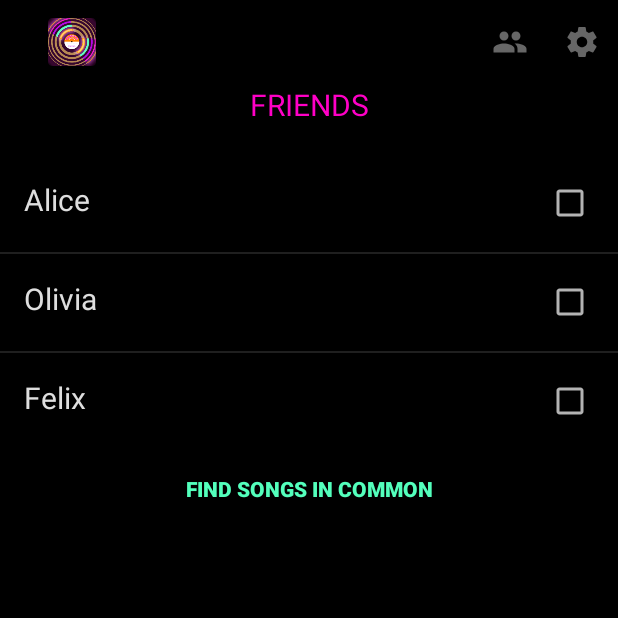
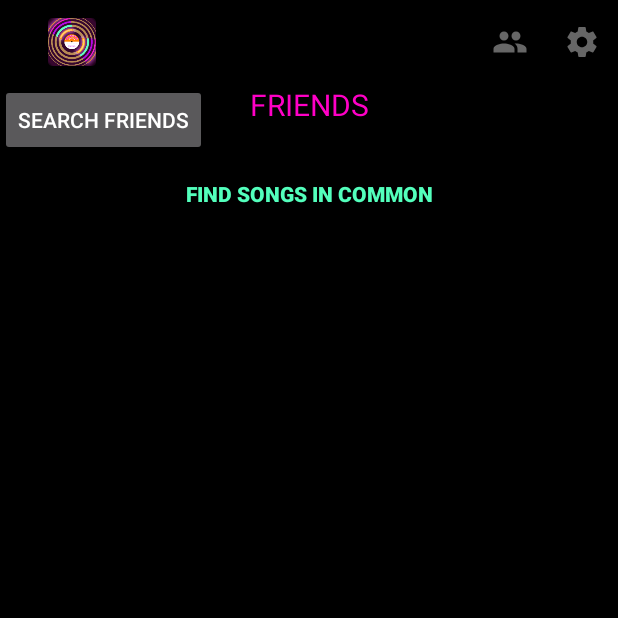
Before and after one commit to ydz-one/Kukuoke, an Android app: the FriendsListActivity screen opened directly, with no data from a screen before it, on a phone screen of 412 x 824 dp, the top half of it. Run offline under Robolectric (Android 15) with nearby library versions, the phone set to English and light mode, and no system bars; our stand-ins replace Firebase (no records; nobody signed in at launch, a user with empty details on screens opened directly), Picasso; pictures from the network do not load.

Commit message:
fixed hardcoded friends list of a user and used FriendsActivity to search and add friends

```diff
--- a/app/build.gradle
+++ b/app/build.gradle
@@ -1,7 +1,7 @@
 apply plugin: 'com.android.application'
 
 android {
-    compileSdkVersion 26
+    compileSdkVersion 27
     defaultConfig {
         applicationId "pennapps.com.kukuoke"
         minSdkVersion 16
@@ -19,7 +19,7 @@ android {
 }
 
 dependencies {
-    implementation fileTree(dir: 'libs', include: ['*.jar'])
+    implementation fileTree(include: ['*.jar'], dir: 'libs')
     implementation 'com.android.support:appcompat-v7:26.1.0'
     implementation 'com.android.support:design:26.1.0'
     implementation 'com.android.support.constraint:constraint-layout:1.0.2'
@@ -33,7 +33,6 @@ dependencies {
     compile 'com.squareup.picasso:picasso:2.5.2'
     compile 'com.firebase:firebase-client-android:2.3.1'
     compile 'com.android.support:design:26.1.0'
-
 }
 
 
--- a/app/src/main/java/pennapps/com/kukuoke/FriendsListActivity.java
+++ b/app/src/main/java/pennapps/com/kukuoke/FriendsListActivity.java
@@ -8,6 +8,7 @@ import android.net.Uri;
 import android.os.Bundle;
 import android.support.annotation.NonNull;
 import android.support.v7.app.AppCompatActivity;
+import android.util.Log;
 import android.view.Menu;
 import android.view.MenuItem;
 import android.view.View;
@@ -33,6 +34,7 @@ import org.json.JSONException;
 import org.json.JSONObject;
 
 import java.util.ArrayList;
+import java.util.Iterator;
 import java.util.List;
 
 import static pennapps.com.kukuoke.Tab1.claTab1;
@@ -41,9 +43,9 @@ public class FriendsListActivity extends AppCompatActivity {
 
     private ListView listViewFriends;
     private FriendsListAdapter fla;
-    private List<String> friendNames;
-    private List<Integer> friendIds;
     private Button duetBtn;
+    private Button searchBtn;
+    private final List<String> friendNames = new ArrayList<>();
 
     @Override
     protected void onCreate(Bundle savedInstanceState) {
@@ -51,26 +53,67 @@ public class FriendsListActivity extends AppCompatActivity {
         setContentView(R.layout.activity_friends_list);
 
         duetBtn = findViewById(R.id.btn_friend_duet);
-        friendNames = new ArrayList<>();
-        friendIds = new ArrayList<>();
 
-        friendNames.add("Alice");
-        friendNames.add("Olivia");
-        friendNames.add("Felix");
+        final List<String> friendNames = new ArrayList<>();
 
-        friendIds.add(0);
-        friendIds.add(1);
-        friendIds.add(2);
+        FirebaseDatabase.getInstance().getReference().child("users").child(MainActivity.FBU.getUid()).child("friends").addValueEventListener(new ValueEventListener() {
+            @Override
+            public void onDataChange(DataSnapshot ds) {
+                Iterator<DataSnapshot> itr = ds.getChildren().iterator();
+                while (itr.hasNext()) {
+                    final String s = itr.next().getValue().toString();
 
-        fla = new FriendsListAdapter(this, friendNames, R.layout.listview_row_friends);
-        listViewFriends = (ListView) findViewById(R.id.lv_friendslist);
-        listViewFriends.setAdapter(fla);
+                    FirebaseDatabase.getInstance().getReference().child("users").addValueEventListener(new ValueEventListener() {
+                        @Override
+                        public void onDataChange(DataSnapshot ds1) {
+                            Iterator<DataSnapshot> itr1 = ds1.getChildren().iterator();
+                            while (itr1.hasNext()) {
+                                DataSnapshot ds = itr1.next();
+                                final String uid = ds.child("uid").getValue().toString();
+                                if (uid.equals(s)) {
+                                    Log.d("UID is ", uid);
+                                    Log.d("S is ", s);
+                                    Object objName = ds.child("name").getValue();
+                                    Object objEmail = ds.child("email").getValue();
+                                    friendNames.add(objName.toString() + " " + objEmail.toString());
+                                }
+                            }
+
+                            fla = new FriendsListAdapter(FriendsListActivity.this, friendNames, R.layout.listview_row_friends);
+                            listViewFriends = (ListView) findViewById(R.id.lv_friendslist);
+                            listViewFriends.setAdapter(fla);
+
+                        }
+
+                        @Override
+                        public void onCancelled(DatabaseError databaseError) {
+
+                        }
+                    });
+                }
+            }
+
+            @Override
+            public void onCancelled(DatabaseError databaseError) {
+
+            }
+        });
 
         duetBtn.setOnClickListener(new View.OnClickListener() {
 
             @Override
             public void onClick(View v) {
                 Intent i = new Intent(getApplicationContext(), DuetSongsActivity.class);
+                startActivity(i);
+            }
+        });
+
+
+        searchBtn = (Button) findViewById(R.id.searchFriends);
+        searchBtn.setOnClickListener(new View.OnClickListener() {
+            @Override
+            public void onClick(View view) {
+                Intent i = new Intent(FriendsListActivity.this, FriendsActivity.class);
                 startActivity(i);
             }
         });
--- a/app/src/main/res/layout/activity_friends_list.xml
+++ b/app/src/main/res/layout/activity_friends_list.xml
@@ -37,4 +37,10 @@
         android:paddingBottom="16dp"
         app:layout_constraintTop_toBottomOf="@id/lv_friendslist"/>
 
+    <Button
+        android:id="@+id/searchFriends"
+        android:layout_width="wrap_content"
+        android:layout_height="wrap_content"
+        android:text="Search Friends" />
+
 </android.support.constraint.ConstraintLayout>
```
